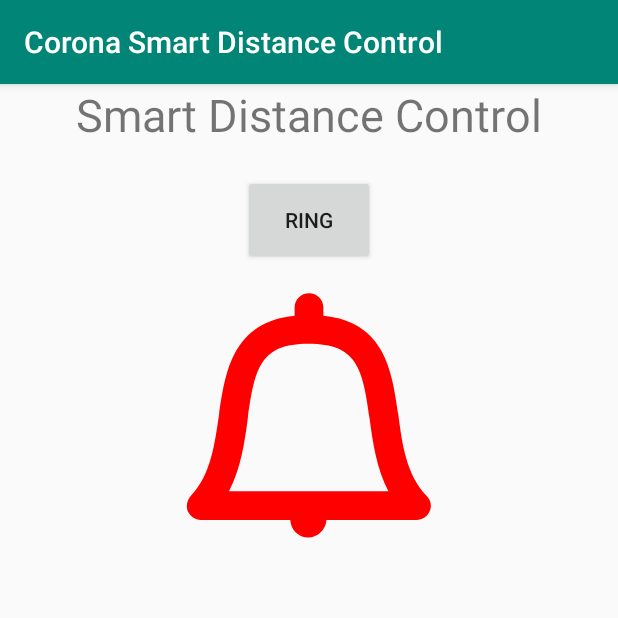
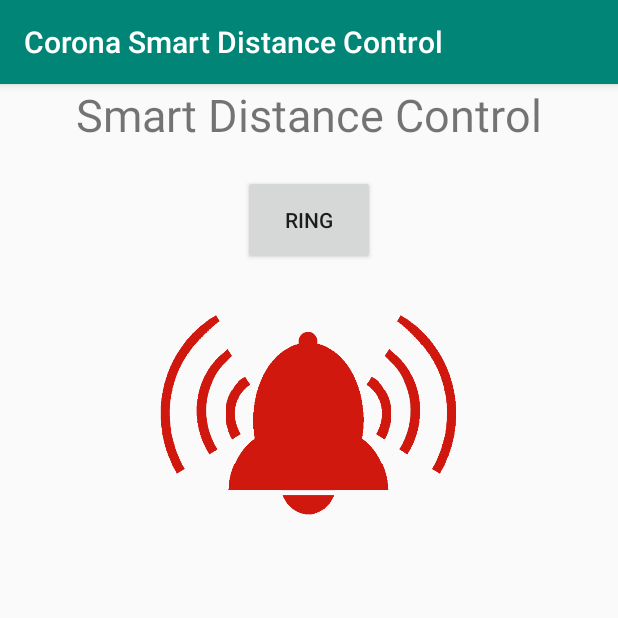
Before and after one commit to wesselww/12_Social_Distancing_Smart_Distance, an Android app: the screen it shows after launch (MainActivity), after a tap on "RING", on a phone screen of 412 x 824 dp, the top half of it. Run offline under Robolectric (Android 15) with nearby library versions, the phone set to English and light mode, and no system bars.

Commit message:
Add ring and vibrate

```diff
--- a/app/src/main/java/de/wirvsvirus/smart_distance_control/AlarmManager.java
+++ b/app/src/main/java/de/wirvsvirus/smart_distance_control/AlarmManager.java
@@ -32,10 +32,23 @@ public class AlarmManager {
         ring();
         vibrate();
 
-        setSeverity(distance);
+        int severity = getSeverity(distance);
+        int drawable = getDrawable(severity);
+
+        alarmImage.setImageDrawable( ctx.getResources().getDrawable( drawable ) );
     }
 
-    private void setSeverity(int distance) {
+    private int getDrawable(int severity) {
+        if (severity == SEVERITY_SEVERE) {
+            return R.drawable.bell_red;
+        } else if (severity == SEVERITY_MEDIUM) {
+            return R.drawable.bell_yellow;
+        } else {
+            return R.drawable.bell_green;
+        }
+    }
+
+    private int getSeverity(int distance) {
         int severity = SEVERITY_NO;
 
         if (distance < 200 && distance > 150) {
@@ -44,13 +57,7 @@ public class AlarmManager {
             severity = SEVERITY_SEVERE;
         }
 
-        if (severity == SEVERITY_SEVERE) {
-            alarmImage.setColorFilter(Color.RED);
-        } else if (severity == SEVERITY_MEDIUM) {
-            alarmImage.setColorFilter(Color.YELLOW);
-        } else if (severity == SEVERITY_NO) {
-            alarmImage.setColorFilter(Color.GREEN);
-        }
+        return severity;
     }
 
     private void vibrate() {
--- a/app/src/main/res/layout/activity_main.xml
+++ b/app/src/main/res/layout/activity_main.xml
@@ -33,7 +33,7 @@
         android:id="@+id/alarm_icon"
         android:layout_width="200dp"
         android:layout_height="200dp"
-        android:src="@drawable/ic_echo_bell"
+        android:src="@drawable/bell_green"
         app:layout_constraintLeft_toLeftOf="parent"
         app:layout_constraintRight_toRightOf="parent"
         app:layout_constraintTop_toBottomOf="@+id/button_ring"
```
Also changed, not shown: app/src/main/res/drawable/bell_green.png (added), app/src/main/res/drawable/bell_red.png (added), app/src/main/res/drawable/bell_yellow.png (added).
